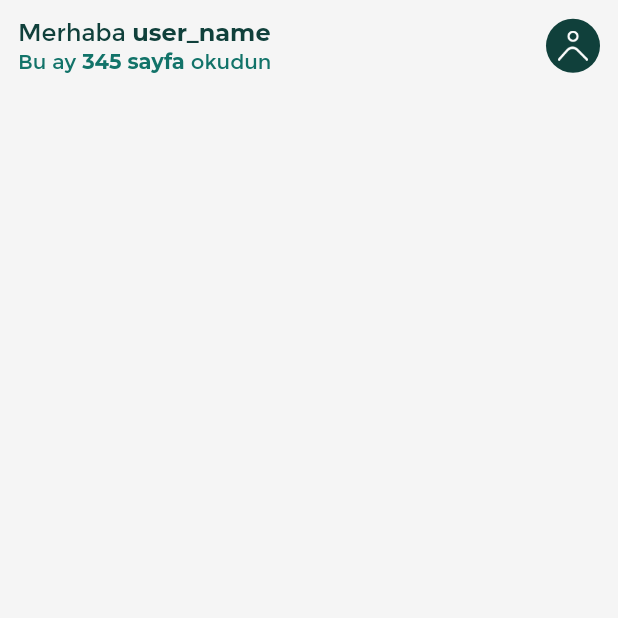
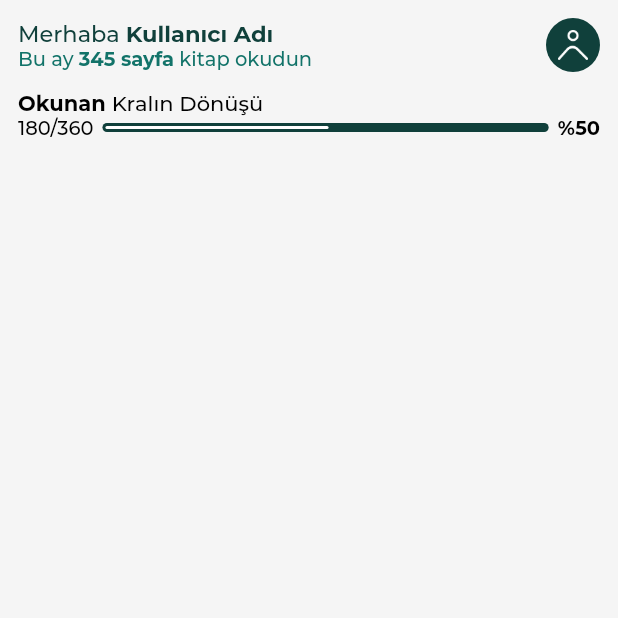
Before and after one commit to zahidayturan/okuur-book-tracker-mobile-app, a Flutter app: the screen it shows after launch, on a phone screen of 412 x 824 dp, the top half of it. Run offline on Flutter 3.47's test engine with Material 2 defaults, Android fonts, the light colour scheme and no system bars.

Commit message:
home page top widgets

```diff
--- a/lib/core/theme/theme.dart
+++ b/lib/core/theme/theme.dart
@@ -11,6 +11,7 @@ class AppTheme {
   static ThemeData lightTheme = ThemeData(
     primaryColor: ThemeData.light().scaffoldBackgroundColor,
     useMaterial3: false,
+    scaffoldBackgroundColor: colors.grey,
     colorScheme: const ColorScheme.light().copyWith(
         primary: colors.orange,
     )
@@ -19,6 +20,7 @@ class AppTheme {
   static ThemeData darkTheme = ThemeData(
     primaryColor: ThemeData.dark().scaffoldBackgroundColor,
     useMaterial3: false,
+    scaffoldBackgroundColor: colors.greenDark,
     colorScheme: const ColorScheme.dark().copyWith(
       primary: colors.greenDark,
     ),
--- a/lib/main.dart
+++ b/lib/main.dart
@@ -15,7 +15,7 @@ class MyApp extends StatelessWidget {
     return MaterialApp(
       title: 'Okuur',
       debugShowCheckedModeBanner: false,
-      themeMode: ThemeMode.system,
+      themeMode: ThemeMode.light,
       theme: AppTheme.lightTheme,
       darkTheme: AppTheme.darkTheme,
       home: const HomePage(),
--- /dev/null
+++ b/lib/routes/home/componenets/currently_reading_info.dart
@@ -0,0 +1,104 @@
+import 'package:flutter/material.dart';
+import 'package:okuur/core/constants/colors.dart';
+import '../../../ui/components/rich_text.dart';
+
+class CurrentlyReadingInfo extends StatefulWidget {
+
+
+  final String bookName;
+  final int currentPage;
+  final int bookPage;
+
+  const CurrentlyReadingInfo({
+    Key? key,
+    required this.bookName,
+    required this.currentPage,
+    required this.bookPage,
+  }) : super(key: key);
+
+  @override
+  State<CurrentlyReadingInfo> createState() => _CurrentlyReadingInfoState();
+}
+
+class _CurrentlyReadingInfoState extends State<CurrentlyReadingInfo> {
+
+  AppColors colors = AppColors();
+
+  int rate = 0;
+
+
+  @override
+  Widget build(BuildContext context) {
+    if(widget.bookPage > 0 && (widget.currentPage < widget.bookPage)){
+        rate = ((widget.currentPage / widget.bookPage)*100).toInt();
+    }else if(widget.currentPage > widget.bookPage){
+      rate = 100;
+    }
+    return Container(
+      child: Column(
+        crossAxisAlignment: CrossAxisAlignment.start,
+        children: [
+          RichTextWidget(
+            texts: ['Okunan ', '${widget.bookName}'],
+            colors: [colors.black, colors.black],
+            fontSize: 14,
+            fontFamilies: ['FontBold', 'FontMedium'],
+          ),
+          Row(
+            mainAxisAlignment: MainAxisAlignment.spaceBetween,
+            crossAxisAlignment: CrossAxisAlignment.center,
+            children: [
+              RichTextWidget(
+                texts: ["${widget.currentPage}/${widget.bookPage}"],
+                colors: [colors.black],
+                fontSize: 13,
+                fontFamilies: ['FontMedium'],
+              ),
+              Expanded(
+                child: Padding(
+                  padding: const EdgeInsets.symmetric(horizontal: 6),
+                  child: LayoutBuilder(
+                    builder: (context, constraints) {
+                      double outerContainerWidth = constraints.maxWidth;
+                      double innerContainerWidth = outerContainerWidth * (rate/100);
+
+                      return Container(
+                        height: 6,
+                        decoration: BoxDecoration(
+                          color: colors.greenDark,
+                          borderRadius: BorderRadius.all(Radius.circular(10)),
+                        ),
+                        child: Padding(
+                          padding: const EdgeInsets.symmetric(horizontal: 2),
+                          child: Align(
+                            alignment: Alignment.centerLeft,
+                            child: Container(
+                              height: 2,
+                              width: innerContainerWidth,
+                              decoration: BoxDecoration(
+                                color: colors.white,
+                                borderRadius: BorderRadius.all(Radius.circular(10)),
+                              ),
+                            ),
+                          ),
+                        ),
+                      );
+                    },
+                  ),
+                ),
+              ),
+
+              RichTextWidget(
+                texts: ["%${rate}"],
+                colors: [colors.black],
+                fontSize: 13,
+                fontFamilies: ['FontBold'],
+              ),
+            ],
+          )
+
+        ],
+      ),
+    );
+  }
+}
--- a/lib/routes/home/componenets/profile_info.dart
+++ b/lib/routes/home/componenets/home_profile_info.dart
@@ -1,10 +1,18 @@
 import 'package:flutter/material.dart';
 import 'package:okuur/core/constants/colors.dart';
-
 import '../../../ui/components/rich_text.dart';
 
 class HomeProfileInfo extends StatefulWidget {
-  const HomeProfileInfo({super.key});
+
+  final String userName;
+  final int pageCount;
+
+
+  const HomeProfileInfo({
+    Key? key,
+    required this.userName,
+    required this.pageCount,
+  }) : super(key: key);
 
   @override
   State<HomeProfileInfo> createState() => _HomeProfileInfoState();
@@ -24,16 +32,16 @@ class _HomeProfileInfoState extends State<HomeProfileInfo> {
             crossAxisAlignment: CrossAxisAlignment.start,
             children: [
               RichTextWidget(
-                texts: ['Merhaba ', 'user_name'],
+                texts: ['Merhaba ', '${widget.userName}'],
                 colors: [colors.greenDark, colors.greenDark],
-                fontSize: 16,
-                fontFamilies: ['FontRegular', 'FontBold'],
+                fontSize: 15,
+                fontFamilies: ['FontMedium', 'FontBold'],
               ),
               RichTextWidget(
-                texts: ['Bu ay ', '345 sayfa ','okudun'],
+                texts: ['Bu ay ', '${widget.pageCount} sayfa',' kitap okudun'],
                 colors: [colors.green, colors.green,colors.green],
-                fontSize: 14,
-                fontFamilies: ['FontRegular', 'FontBold','FontRegular'],
+                fontSize: 13,
+                fontFamilies: ['FontMedium', 'FontBold','FontMedium'],
               ),
             ],
           ),
@@ -47,7 +55,6 @@ class _HomeProfileInfoState extends State<HomeProfileInfo> {
               padding: const EdgeInsets.all(8.0),
               child: Image.asset("assets/icons/social.png"),
             ),
-
           )
         ],
       ),
--- a/lib/routes/home/home.dart
+++ b/lib/routes/home/home.dart
@@ -1,6 +1,7 @@
 import 'package:flutter/material.dart';
 import 'package:okuur/core/constants/colors.dart';
-import 'package:okuur/routes/home/componenets/profile_info.dart';
+import 'package:okuur/routes/home/componenets/currently_reading_info.dart';
+import 'package:okuur/routes/home/componenets/home_profile_info.dart';
 
 class HomePage extends StatefulWidget {
   const HomePage({super.key});
@@ -17,15 +18,16 @@ class _HomePageState extends State<HomePage> {
   Widget build(BuildContext context) {
     return SafeArea(
       child: Scaffold(
-        backgroundColor: colors.grey,
+        backgroundColor: Theme.of(context).scaffoldBackgroundColor,
         resizeToAvoidBottomInset: false,
-        appBar: null,
         body: Padding(
           padding: const EdgeInsets.all(12.0),
           child: Center(
             child: Column(
               children: [
-                HomeProfileInfo()
+                HomeProfileInfo(userName: "Kullanıcı Adı",pageCount: 345),
+                SizedBox(height: 12,),
+                CurrentlyReadingInfo(bookName: "Kralın Dönüşü",currentPage: 180,bookPage: 360)
 
               ],
             ),
```
